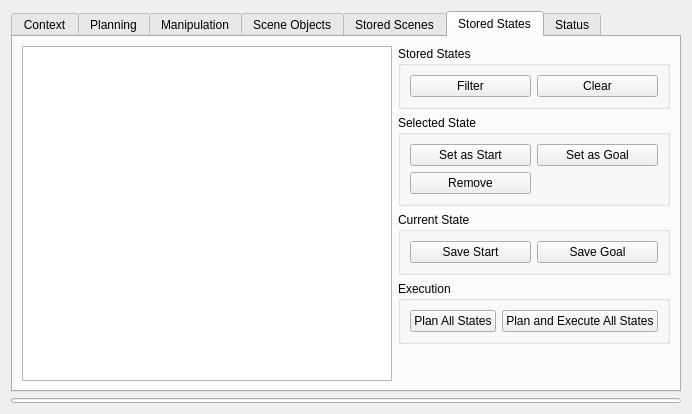
moveit/moveit, file moveit_ros/visualization/motion_planning_rviz_plugin/src/ui/motion_planning_rviz_plugin_frame.ui: the form before one commit.
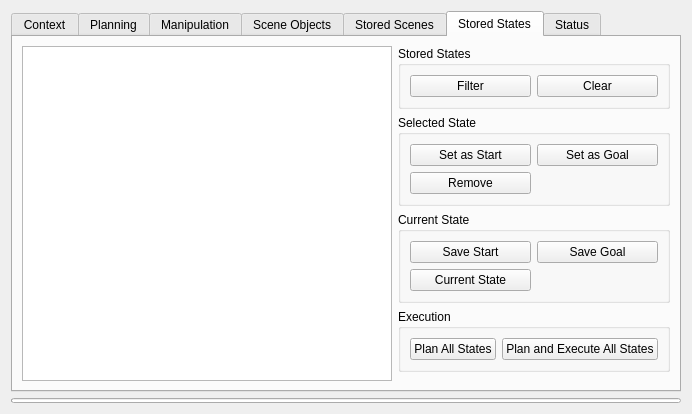
The form after the commit. The open tabs and pages were chosen to show the change. Custom widgets are drawn as their Qt base class.

Commit message: add SaveCurrentStateButton to StaredStatus panel

Patch:
```diff
--- a/moveit_ros/visualization/motion_planning_rviz_plugin/src/ui/motion_planning_rviz_plugin_frame.ui
+++ b/moveit_ros/visualization/motion_planning_rviz_plugin/src/ui/motion_planning_rviz_plugin_frame.ui
@@ -1524,6 +1524,13 @@
               </property>
              </widget>
             </item>
+            <item row="1" column="0">
+             <widget class="QPushButton" name="save_current_state_button">
+              <property name="text">
+               <string>Current State</string>
+              </property>
+             </widget>
+            </item>
            </layout>
           </widget>
          </item>
```
The commit also changes 3 other files.
